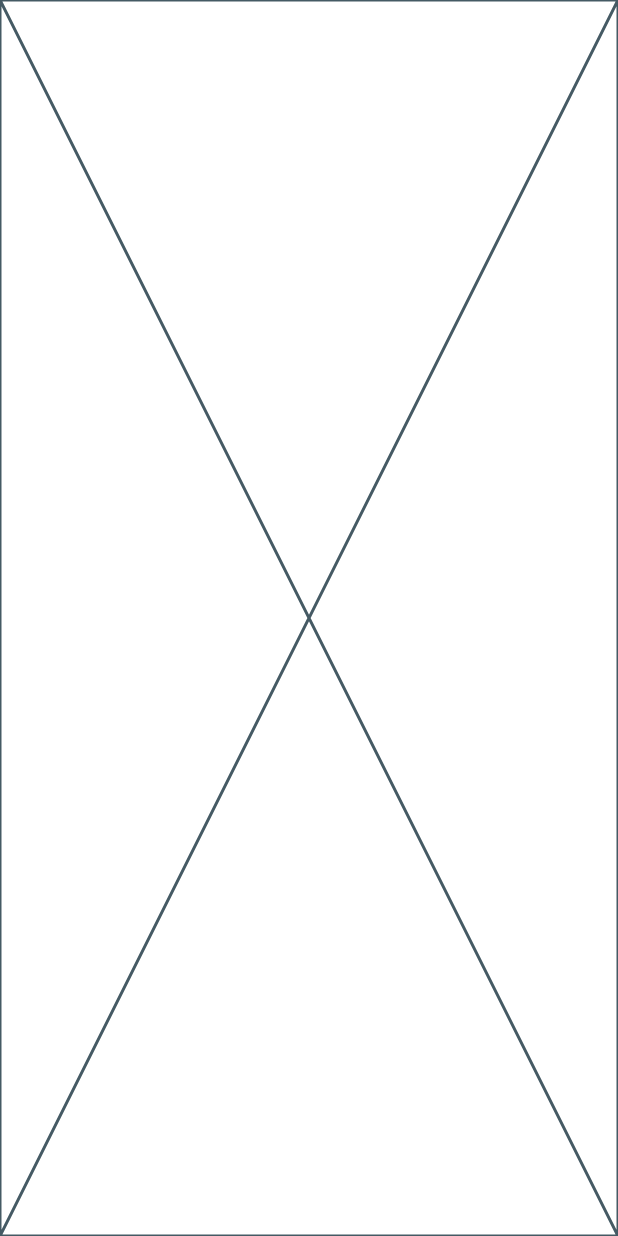
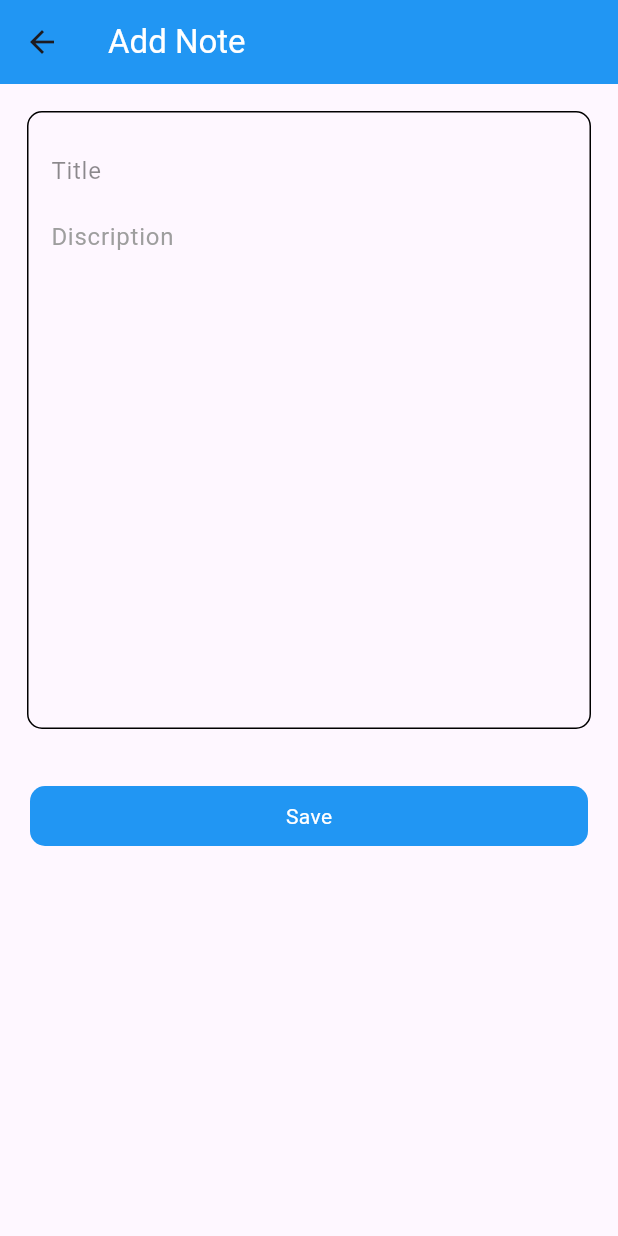
Before and after one commit to Yashu-Chaudhary/Notes, a Flutter app: the screen it shows after launch, after a tap on the "add" icon, on a phone screen of 412 x 824 dp. Run offline on Flutter 3.47's test engine with Material 3 defaults, Android fonts, the phone set to English and light mode, and no system bars.

Commit message:
add note screen ui

```diff
--- a/lib/add_screen.dart
+++ b/lib/add_screen.dart
@@ -1,10 +1,80 @@
 import 'package:flutter/material.dart';
 
-class AddScreen extends StatelessWidget {
+class AddScreen extends StatefulWidget {
   const AddScreen({super.key});
 
   @override
+  State<AddScreen> createState() => _AddScreenState();
+}
+
+class _AddScreenState extends State<AddScreen> {
+  TextEditingController titleController = TextEditingController();
+  TextEditingController discriptionController = TextEditingController();
+
+  @override
   Widget build(BuildContext context) {
-    return const Placeholder();
+    dynamic device = MediaQuery.of(context);
+
+    return Scaffold(
+      appBar: AppBar(
+        title: const Text(
+          'Add Note',
+          style: TextStyle(color: Colors.white),
+        ),
+        backgroundColor: Colors.blue,
+      ),
+      body: SingleChildScrollView(
+        child: Column(
+          children: [
+            Container(
+              margin: const EdgeInsets.all(18),
+              padding: const EdgeInsets.all(15),
+              height: device.size.height * 0.5,
+              width: double.infinity,
+              decoration: BoxDecoration(
+                  borderRadius: BorderRadius.circular(10),
+                  border: Border.all(width: 1)),
+              child: Column(
+                children: [
+                  TextField(
+                    controller: titleController,
+                    maxLines: 1,
+                    decoration: const InputDecoration(
+                        hintText: 'Title',
+                        hintStyle: TextStyle(color: Colors.black45),
+                        border: InputBorder.none
+                        ),
+                  ),
+                  TextField(
+                    controller: discriptionController,
+                    maxLines: 5,
+                    decoration: const InputDecoration(
+                        hintText: 'Discription',
+                        hintStyle: TextStyle(color: Colors.grey),
+                        border: InputBorder.none
+                        ),
+                  ),
+                ],
+              ),
+            ),
+            Container(
+              height: 40,
+              width: double.infinity,
+              margin: const EdgeInsets.all(20),
+              decoration: BoxDecoration(
+                borderRadius: BorderRadius.circular(10),
+                color: Colors.blue,
+              ),
+              child: const Center(
+                child: Text(
+                  'Save',
+                  style: TextStyle(color: Colors.white),
+                ),
+              ),
+            )
+          ],
+        ),
+      ),
+    );
   }
 }
--- a/lib/app.dart
+++ b/lib/app.dart
@@ -8,6 +8,9 @@ class MyApp extends StatelessWidget {
   Widget build(BuildContext context) {
     return  MaterialApp(
       debugShowCheckedModeBanner: false,
+      theme: ThemeData(
+        primarySwatch: Colors.blue
+      ),
       home: Home(),
     );
   }
--- a/lib/home.dart
+++ b/lib/home.dart
@@ -44,8 +44,8 @@ class _HomeState extends State<Home> {
           Navigator.push(
               context, MaterialPageRoute(builder: (context) => const AddScreen()));
         },
+        backgroundColor: Colors.blue,
         child: const Icon(Icons.add),
-        backgroundColor: Colors.blue,
       ),
     );
   }
```
